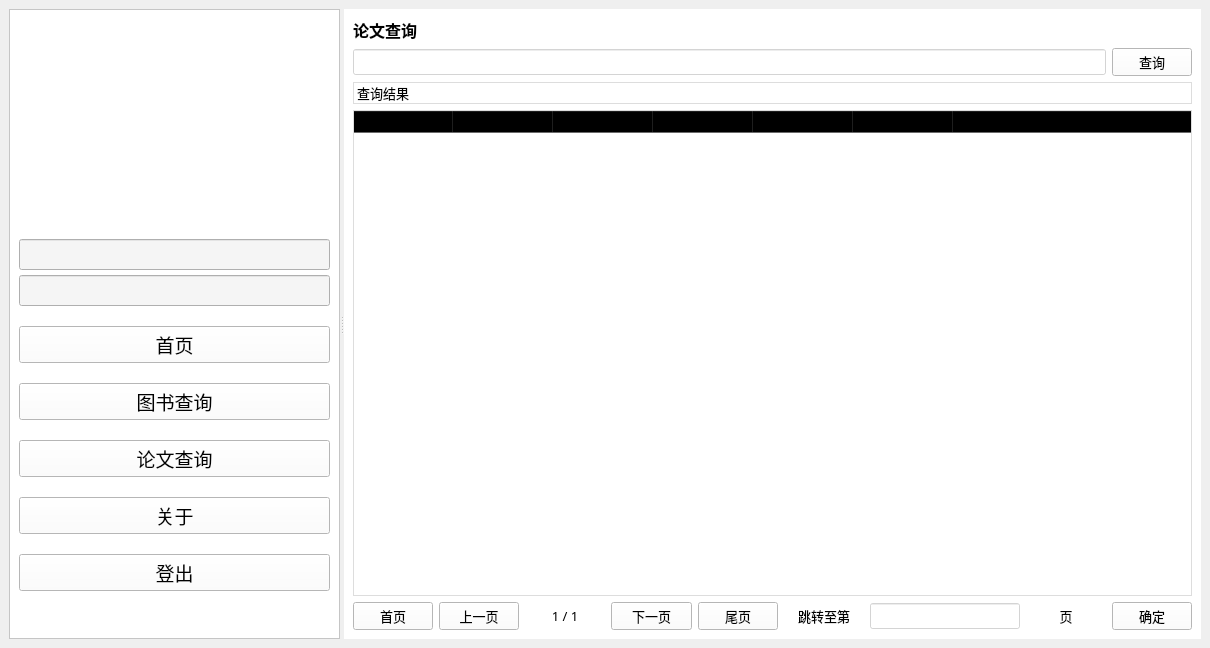
Above: client/frontend/mainWin.ui from sophiefy/WHU-MMS before the change. Below: the same form after it.
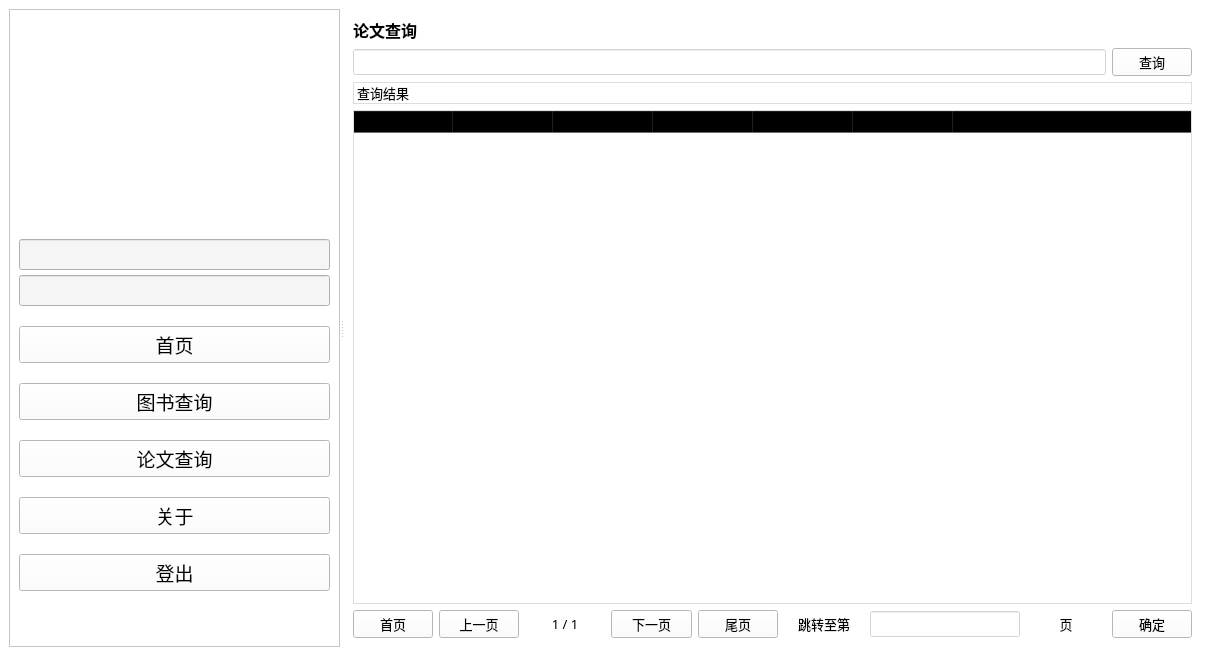
That is the form after the change. Icons and pictures are not drawn.

Commit message: 界面优化

Patch:
```diff
--- a/client/frontend/mainWin.ui
+++ b/client/frontend/mainWin.ui
@@ -7,7 +7,7 @@
     <x>0</x>
     <y>0</y>
     <width>1210</width>
-    <height>648</height>
+    <height>656</height>
    </rect>
   </property>
   <property name="minimumSize">
@@ -16,6 +16,70 @@
     <height>0</height>
    </size>
   </property>
+  <property name="palette">
+   <palette>
+    <active>
+     <colorrole role="Base">
+      <brush brushstyle="SolidPattern">
+       <color alpha="255">
+        <red>255</red>
+        <green>255</green>
+        <blue>255</blue>
+       </color>
+      </brush>
+     </colorrole>
+     <colorrole role="Window">
+      <brush brushstyle="SolidPattern">
+       <color alpha="255">
+        <red>255</red>
+        <green>255</green>
+        <blue>255</blue>
+       </color>
+      </brush>
+     </colorrole>
+    </active>
+    <inactive>
+     <colorrole role="Base">
+      <brush brushstyle="SolidPattern">
+       <color alpha="255">
+        <red>255</red>
+        <green>255</green>
+        <blue>255</blue>
+       </color>
+      </brush>
+     </colorrole>
+     <colorrole role="Window">
+      <brush brushstyle="SolidPattern">
+       <color alpha="255">
+        <red>255</red>
+        <green>255</green>
+        <blue>255</blue>
+       </color>
+      </brush>
+     </colorrole>
+    </inactive>
+    <disabled>
+     <colorrole role="Base">
+      <brush brushstyle="SolidPattern">
+       <color alpha="255">
+        <red>255</red>
+        <green>255</green>
+        <blue>255</blue>
+       </color>
+      </brush>
+     </colorrole>
+     <colorrole role="Window">
+      <brush brushstyle="SolidPattern">
+       <color alpha="255">
+        <red>255</red>
+        <green>255</green>
+        <blue>255</blue>
+       </color>
+      </brush>
+     </colorrole>
+    </disabled>
+   </palette>
+  </property>
   <property name="font">
    <font>
     <family>微软雅黑</family>
```
Left out of the diff: 30 changed lines with no effect on the pictures. The commit also changes 5 other files.
